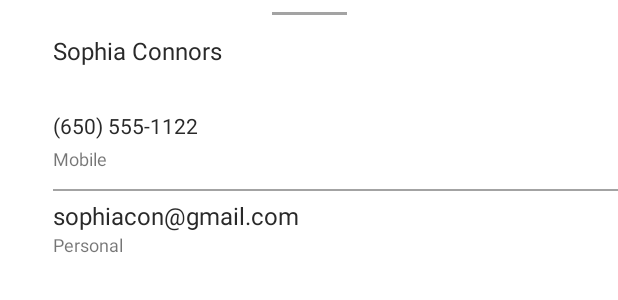
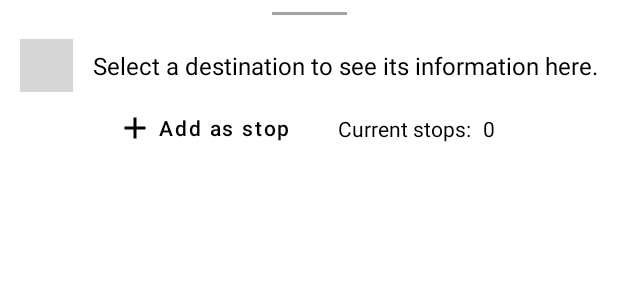
Before and after one commit to gkalmpenis/routeOptimizer, an Android app: the layout bottom_sheet_persistent.xml on its own in the app's theme, with its tools: preview values and no code run, on a phone screen of 412 x 824 dp. Shown: the top 300 px of the screen. Run offline under Robolectric (Android 15) with nearby library versions, the phone set to English and light mode, and no system bars; grey boxes are pictures that could not be loaded.

Commit message:
finishing bottomsheet addition

```diff
--- a/app/src/main/java/com/example/routeoptimizer/MainActivity.java
+++ b/app/src/main/java/com/example/routeoptimizer/MainActivity.java
@@ -7,11 +7,11 @@ import android.app.Activity;
 import android.content.Intent;
 import android.graphics.BitmapFactory;
 import android.graphics.Color;
-import android.graphics.RenderNode;
 import android.os.Bundle;
 import android.view.View;
 import android.widget.Toast;
 
+import com.google.android.material.bottomsheet.BottomSheetBehavior;
 import com.mapbox.android.core.permissions.PermissionsListener;
 import com.mapbox.android.core.permissions.PermissionsManager;
 import com.mapbox.api.geocoding.v5.models.CarmenFeature;
@@ -34,8 +34,6 @@ import com.mapbox.mapboxsdk.plugins.places.autocomplete.model.PlaceOptions;
 import com.mapbox.mapboxsdk.style.layers.SymbolLayer;
 import com.mapbox.mapboxsdk.style.sources.GeoJsonSource;
 
-import java.lang.reflect.Array;
-import java.util.ArrayList;
 import java.util.List;
 
 import static com.mapbox.mapboxsdk.style.layers.PropertyFactory.iconImage;
@@ -56,7 +54,11 @@ public class MainActivity extends AppCompatActivity implements OnMapReadyCallbac
     private static final int REQUEST_CODE_AUTOCOMPLETE = 1;
     private String geojsonSourceLayerId = "geojsonSourceLayerId";
     private String symbolIconId = "sumbolIconId";
-    private ArrayList<CarmenFeature> list= new ArrayList<>();
+
+    // variables for manipulating bottomSheet behavior
+    private View bottomSheet;
+    private BottomSheetBehavior<View> bottomSheetBehavior;
+
     @Override
     protected void onCreate(Bundle savedInstanceState) {
         super.onCreate(savedInstanceState);
@@ -68,6 +70,22 @@ public class MainActivity extends AppCompatActivity implements OnMapReadyCallbac
         mapView = (MapView) findViewById(R.id.mapView);
         mapView.onCreate(savedInstanceState);
         mapView.getMapAsync(this);
+
+        // BottomSheet manipulation
+        bottomSheet = findViewById(R.id.bottomSheet);
+        bottomSheetBehavior = BottomSheetBehavior.from(bottomSheet);
+        bottomSheetBehavior.setState(BottomSheetBehavior.STATE_HIDDEN); // Do not reveal bottom sheet on creation of the application.
+        bottomSheet.setOnClickListener(new View.OnClickListener() {
+            @Override
+            public void onClick(View v) {
+                // Show or hide bottomSheet when user clicks anywhere on it
+                if (bottomSheetBehavior.getState() == BottomSheetBehavior.STATE_EXPANDED) {
+                    bottomSheetBehavior.setState(BottomSheetBehavior.STATE_COLLAPSED);
+                } else {
+                    bottomSheetBehavior.setState(BottomSheetBehavior.STATE_EXPANDED);
+                }
+            }
+        });
     }
 
     @Override
@@ -79,7 +97,7 @@ public class MainActivity extends AppCompatActivity implements OnMapReadyCallbac
                 enableLocationComponent(style);
                 initSearchFab(); // Initiates location search
 
-                // Add the symbol layer icon to map for future use
+                // Add the symbol layer icon to map on the currently displayed location
                 style.addImage(symbolIconId, BitmapFactory.decodeResource(MainActivity.this.getResources(), R.drawable.blue_marker_view));
 
                 // Create an empty GeoJSON source using the empty feature collection
@@ -164,6 +182,16 @@ public class MainActivity extends AppCompatActivity implements OnMapReadyCallbac
                                             ((Point) selectedCarmenFeature.geometry()).longitude()))
                                     .zoom(14)
                                     .build()), 4000);
+
+                    // Reveal bottom sheet
+                    bottomSheetBehavior.setState(BottomSheetBehavior.STATE_EXPANDED);
+
+                    System.out.println("<-- Printing attributes of carmen feature\n");
+                    System.out.println("<-- address(): " + selectedCarmenFeature.address() + "\n");
+                    System.out.println("<-- placeName(): " + selectedCarmenFeature.placeName() + "\n");
+                    System.out.println("<-- placeType(): " + selectedCarmenFeature.placeType() + "\n");
+                    System.out.println("<-- properties(): " + selectedCarmenFeature.properties() + "\n");
+                    System.out.println("<-- toJson(): " + selectedCarmenFeature.toJson() + "\n");
                 }
             }
         }
--- /dev/null
+++ b/app/src/main/res/drawable/ic_add_24.xml
@@ -0,0 +1,10 @@
+<vector xmlns:android="http://schemas.android.com/apk/res/android"
+    android:width="24dp"
+    android:height="24dp"
+    android:viewportWidth="24"
+    android:viewportHeight="24"
+    android:tint="?attr/colorControlNormal">
+  <path
+      android:fillColor="@android:color/white"
+      android:pathData="M19,13h-6v6h-2v-6H5v-2h6V5h2v6h6v2z"/>
+</vector>
--- a/app/src/main/res/layout/activity_main.xml
+++ b/app/src/main/res/layout/activity_main.xml
@@ -3,16 +3,10 @@
 <androidx.coordinatorlayout.widget.CoordinatorLayout xmlns:android="http://schemas.android.com/apk/res/android"
     xmlns:app="http://schemas.android.com/apk/res-auto"
     xmlns:tools="http://schemas.android.com/tools"
+    xmlns:mapbox="http://schemas.android.com/apk/res-auto"
     android:layout_width="match_parent"
     android:layout_height="match_parent"
-    tools:context=".MainActivity">
 
-    <androidx.constraintlayout.widget.ConstraintLayout xmlns:android="http://schemas.android.com/apk/res/android"
-        xmlns:app="http://schemas.android.com/apk/res-auto"
-        xmlns:mapbox="http://schemas.android.com/apk/res-auto"
-        xmlns:tools="http://schemas.android.com/tools"
-        android:layout_width="match_parent"
-        android:layout_height="match_parent"
     tools:context=".MainActivity">
 
     <com.mapbox.mapboxsdk.maps.MapView
@@ -30,16 +24,10 @@
         android:layout_margin="16dp"
         android:tint="@android:color/white"
         app:backgroundTint="@color/mapbox_blue"
-            app:layout_constraintBottom_toBottomOf="parent"
-            app:layout_constraintEnd_toEndOf="parent"
-            app:layout_constraintHorizontal_bias="0.95"
-            app:layout_constraintStart_toStartOf="parent"
-            app:layout_constraintTop_toTopOf="parent"
-            app:layout_constraintVertical_bias="0.95"
         app:srcCompat="@android:drawable/ic_search_category_default"
-            android:contentDescription="@string/location_search_txt" />
-
-    </androidx.constraintlayout.widget.ConstraintLayout>
+        android:contentDescription="@string/location_search_txt"
+        app:layout_anchor="@+id/bottomSheet"
+        app:layout_anchorGravity="top|end" />
 
     <include layout="@layout/bottom_sheet_persistent" />
 
--- a/app/src/main/res/layout/bottom_sheet_persistent.xml
+++ b/app/src/main/res/layout/bottom_sheet_persistent.xml
@@ -6,10 +6,12 @@
     android:layout_width="match_parent"
     android:layout_height="wrap_content"
     android:background="@drawable/rounded_corners"
-    android:paddingBottom="32dp"
+    android:paddingBottom="8dp"
     app:behavior_hideable="true"
     app:behavior_peekHeight="16dp"
     app:layout_behavior="com.google.android.material.bottomsheet.BottomSheetBehavior">
+
+
 
     <View
         android:id="@+id/topStraightLine"
@@ -24,94 +26,69 @@
         app:layout_constraintVertical_bias="0.0" />
 
     <ImageView
-        android:id="@+id/imageView"
+        android:id="@+id/placeImageView"
         android:layout_width="35dp"
         android:layout_height="35dp"
         android:layout_marginTop="16dp"
+        android:src="@drawable/mapbox_ic_place"
+        android:contentDescription="placeSymbol"
+        app:layout_constraintBottom_toBottomOf="parent"
+        app:layout_constraintEnd_toStartOf="@+id/placeNameTextView"
         app:layout_constraintStart_toStartOf="parent"
-        app:layout_constraintTop_toTopOf="parent"
-         />
+        app:layout_constraintTop_toBottomOf="@+id/topStraightLine"
+        app:layout_constraintVertical_bias="0.0" />
 
     <TextView
-        android:id="@+id/textView"
+        android:id="@+id/placeNameTextView"
         android:layout_width="wrap_content"
         android:layout_height="wrap_content"
-        android:text="Sophia Connors"
-        android:textColor="#292929"
+        android:text="@string/select_place_txt"
+        android:textColor="@color/black"
         android:textSize="16sp"
-        app:layout_constraintBottom_toBottomOf="@+id/imageView"
-        app:layout_constraintStart_toEndOf="@+id/imageView"
-        app:layout_constraintTop_toTopOf="@+id/imageView" />
+        app:layout_constraintTop_toTopOf="@+id/placeImageView"
+        app:layout_constraintBottom_toBottomOf="@+id/placeImageView"
+        app:layout_constraintStart_toEndOf="@+id/placeImageView"
+        app:layout_constraintEnd_toEndOf="parent" />
 
-    <ImageView
-        android:id="@+id/imageView2"
+    <Button
+        android:id="@+id/addAsStopButton"
+        style="@style/Widget.MaterialComponents.Button.TextButton.Icon"
         android:layout_width="wrap_content"
         android:layout_height="wrap_content"
-        android:layout_marginTop="32dp"
+        android:textAllCaps="false"
+        android:text="@string/add_stop_txt"
+        app:icon="@drawable/ic_add_24"
+        app:layout_constraintBottom_toBottomOf="parent"
+        app:layout_constraintEnd_toEndOf="parent"
+        app:layout_constraintHorizontal_bias="0.25"
         app:layout_constraintStart_toStartOf="parent"
-        app:layout_constraintTop_toBottomOf="@+id/imageView"
-         />
+        app:layout_constraintTop_toBottomOf="@+id/placeImageView" />
 
     <TextView
-        android:id="@+id/textView2"
+        android:id="@+id/currentStopsButton"
         android:layout_width="wrap_content"
         android:layout_height="wrap_content"
-
-        android:text="(650) 555-1122"
-        android:textColor="#292929"
-        android:textSize="14sp"
-        app:layout_constraintBottom_toBottomOf="@+id/imageView2"
-        app:layout_constraintStart_toEndOf="@+id/imageView"
-        app:layout_constraintTop_toTopOf="@+id/imageView2" />
+        android:layout_marginStart="24dp"
+        android:layout_marginLeft="24dp"
+        android:text="@string/current_stops_txt"
+        android:textColor="@color/black"
+        app:layout_constraintBottom_toBottomOf="@+id/addAsStopButton"
+        app:layout_constraintEnd_toEndOf="parent"
+        app:layout_constraintHorizontal_bias="0.0"
+        app:layout_constraintStart_toEndOf="@+id/addAsStopButton"
+        app:layout_constraintTop_toTopOf="@+id/addAsStopButton" />
 
     <TextView
-        android:id="@+id/textView3"
         android:layout_width="wrap_content"
         android:layout_height="wrap_content"
-        android:layout_marginTop="4dp"
-        android:text="Mobile"
-        android:textSize="12sp"
-        app:layout_constraintStart_toStartOf="@+id/textView2"
-        app:layout_constraintTop_toBottomOf="@+id/textView2" />
-
-    <View
-        android:id="@+id/view"
-        android:layout_width="wrap_content"
-        android:layout_height="1dp"
-        android:layout_marginTop="12dp"
-        android:background="#A3A3A3"
+        android:layout_marginStart="8dp"
+        android:layout_marginLeft="8dp"
+        android:text="@string/current_stops_counter_txt"
+        android:textColor="@color/black"
+        app:layout_constraintBottom_toBottomOf="@+id/currentStopsButton"
         app:layout_constraintEnd_toEndOf="parent"
         app:layout_constraintHorizontal_bias="0.0"
-        app:layout_constraintStart_toStartOf="@+id/textView3"
-        app:layout_constraintTop_toBottomOf="@+id/textView3" />
-
-    <ImageView
-        android:id="@+id/imageView3"
-        android:layout_width="wrap_content"
-        android:layout_height="wrap_content"
-        android:layout_marginTop="16dp"
-        app:layout_constraintStart_toStartOf="parent"
-        app:layout_constraintTop_toBottomOf="@+id/view"
-         />
-
-    <TextView
-        android:id="@+id/textView4"
-        android:layout_width="wrap_content"
-        android:layout_height="wrap_content"
-        android:text="sophiacon@gmail.com"
-        android:textColor="#292929"
-        android:textSize="16sp"
-        app:layout_constraintBottom_toBottomOf="@+id/imageView3"
-        app:layout_constraintStart_toStartOf="@+id/view"
-        app:layout_constraintTop_toTopOf="@+id/imageView3" />
-
-    <TextView
-        android:id="@+id/textView5"
-        android:layout_width="wrap_content"
-        android:layout_height="wrap_content"
-        android:text="Personal"
-        android:textSize="12sp"
-        app:layout_constraintStart_toStartOf="@+id/textView4"
-        app:layout_constraintTop_toBottomOf="@+id/textView4" />
+        app:layout_constraintStart_toEndOf="@+id/currentStopsButton"
+        app:layout_constraintTop_toTopOf="@+id/currentStopsButton" />
 
 </androidx.constraintlayout.widget.ConstraintLayout>
--- a/app/src/main/res/values/strings.xml
+++ b/app/src/main/res/values/strings.xml
@@ -4,4 +4,8 @@
     <string name="user_location_permission_explanation">This app needs location permissions to show its functionality.</string>
     <string name="user_location_permission_not_granted">You didn\'t grant location permissions.</string>
     <string name="location_search_txt">Location search</string>
+    <string name="select_place_txt">Select a destination to see its information here.</string>
+    <string name="add_stop_txt">Add as stop</string>
+    <string name="current_stops_txt">Current stops:</string>
+    <string name="current_stops_counter_txt">0</string>
 </resources>
--- a/app/src/main/res/values/themes.xml
+++ b/app/src/main/res/values/themes.xml
@@ -2,7 +2,7 @@
     <!-- Base application theme. -->
     <style name="Theme.RouteOptimizer" parent="Theme.MaterialComponents.DayNight.NoActionBar">
         <!-- Primary brand color. -->
-        <item name="colorPrimary">@color/purple_500</item>
+        <item name="colorPrimary">@color/black</item>
         <item name="colorPrimaryVariant">@color/purple_700</item>
         <item name="colorOnPrimary">@color/white</item>
         <!-- Secondary brand color. -->
```
Lines whose indentation alone changed are shown as unchanged.
